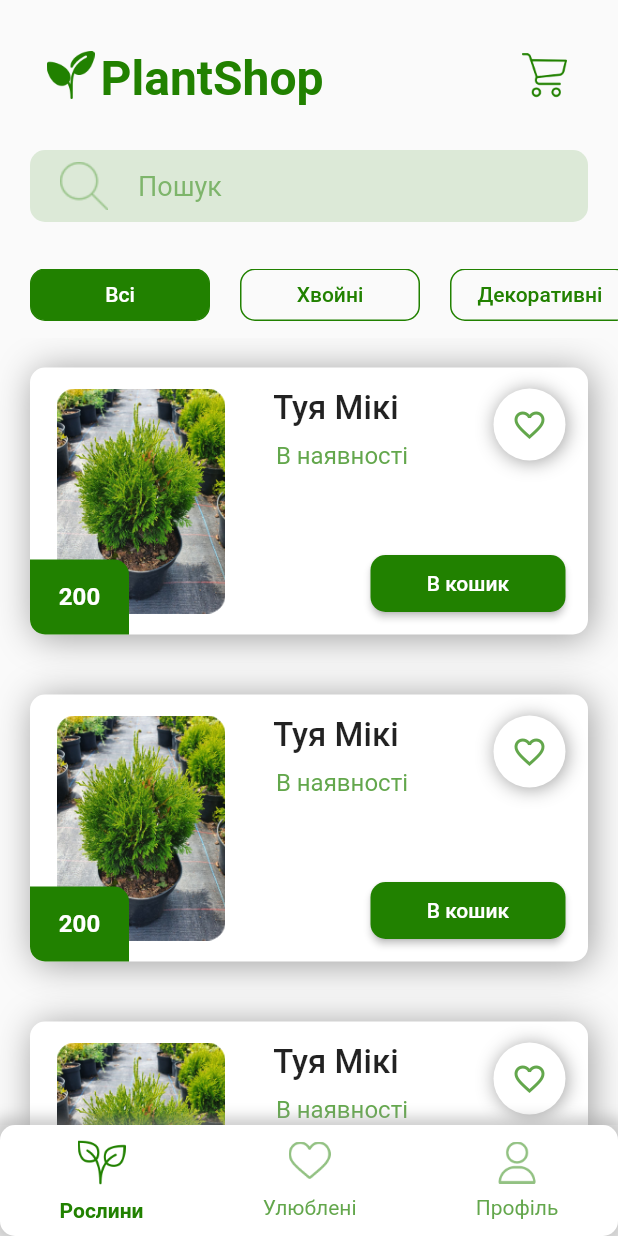
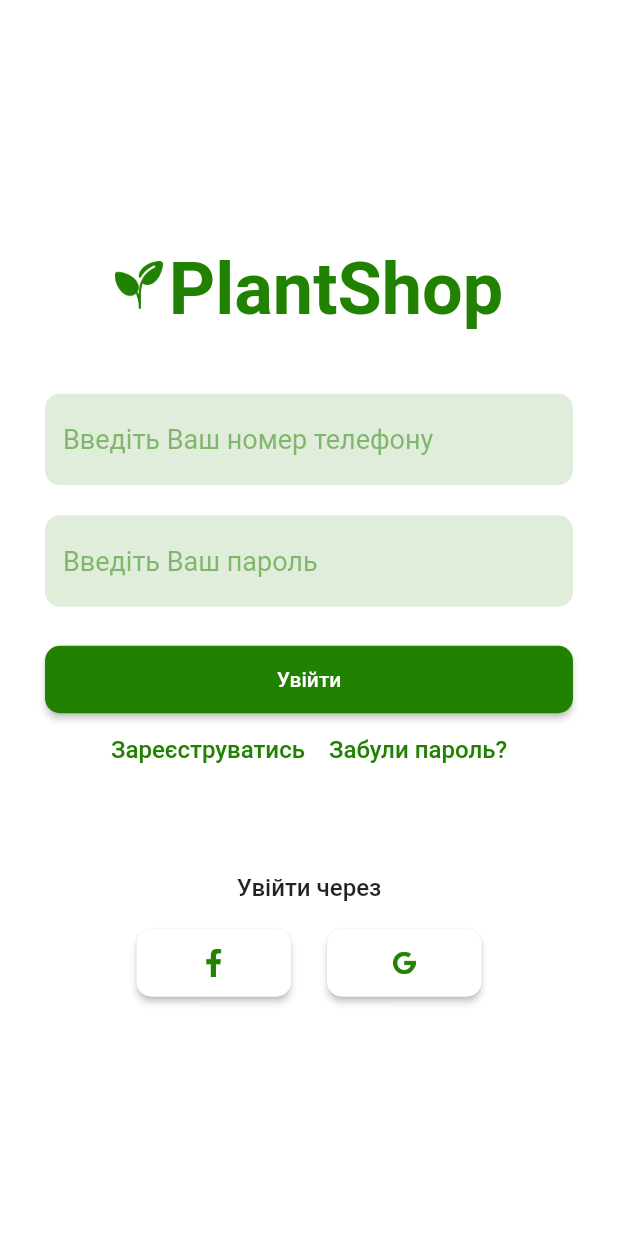
Before and after one commit to koperdasV/plants_store, a Flutter app: the screen it shows after launch, on a phone screen of 412 x 824 dp. Run offline on Flutter 3.47's test engine with Material 2 defaults, Android fonts, the light colour scheme and no system bars.

Commit message:
auth screen

```diff
--- a/lib/main.dart
+++ b/lib/main.dart
@@ -1,6 +1,6 @@
 import 'package:flutter/material.dart';
 import 'package:plants_store/navigation/main_navigation.dart';
-import 'package:plants_store/screen/main_screen_widget.dart';
+import 'package:plants_store/screen/Auth/auth_screen.dart';
 
 void main() {
   runApp(const MyApp());
@@ -13,7 +13,7 @@ class MyApp extends StatelessWidget {
   @override
   Widget build(BuildContext context) {
     return MaterialApp(
-      home: const MainScreenWidget(),
+      home: const AuthScreen(),
       routes: mainNavigation.routes,
     );
   }
--- a/lib/navigation/main_navigation.dart
+++ b/lib/navigation/main_navigation.dart
@@ -1,11 +1,12 @@
 import 'package:flutter/material.dart';
+import 'package:plants_store/screen/Auth/auth_screen.dart';
 import 'package:plants_store/screen/Profile/profile_screen.dart';
 import 'package:plants_store/screen/main_screen_widget.dart';
 import '../screen/Favorite/favorite_screen.dart';
 
 abstract class MainNavigationRouteName {
   static const auth = '/auth';
-  static const home = '/home';
+  static const main = '/main';
   static const profile = '/profile';
   static const favorite = '/favorite';
   static const details = '/details';
@@ -13,8 +14,8 @@ abstract class MainNavigationRouteName {
 
 class MainNavigation {
   final routes = <String, Widget Function(BuildContext)>{
-    //MainNavigationRouteName.auth: (context) => const AuthScreen(),
-    MainNavigationRouteName.home: (context) => const MainScreenWidget(),
+    MainNavigationRouteName.auth: (context) => const AuthScreen(),
+    MainNavigationRouteName.main: (context) => const MainScreenWidget(),
     MainNavigationRouteName.profile: (context) => const ProfileScreen(),
     MainNavigationRouteName.favorite: (context) => const FavoriteScreen(),
     //MainNavigationRouteName.details: (context) => const DetailsScreen(),
--- /dev/null
+++ b/lib/screen/Auth/auth_screen.dart
@@ -0,0 +1,157 @@
+import 'package:flutter/material.dart';
+import 'package:plants_store/constants.dart';
+import 'package:plants_store/screen/main_screen_widget.dart';
+
+import '../../widgets/rounded_btn_widget.dart';
+
+class AuthScreen extends StatelessWidget {
+  const AuthScreen({Key? key}) : super(key: key);
+
+  @override
+  Widget build(BuildContext context) {
+    Size size = MediaQuery.of(context).size;
+    return Scaffold(
+      body: Container(
+        color: Colors.white,
+        child: Column(
+          mainAxisAlignment: MainAxisAlignment.center,
+          children: [
+            Row(
+              mainAxisAlignment: MainAxisAlignment.center,
+              children: [
+                Image.asset('images/logo.png'),
+                Padding(
+                  padding: const EdgeInsets.only(left: 4, top: 5),
+                  child: Text(
+                    'PlantShop',
+                    style: TextStyle(
+                        color: AppColor.selectedItemColor,
+                        fontSize: 48,
+                        fontWeight: FontWeight.w700),
+                  ),
+                ),
+              ],
+            ),
+            // Image.asset('images/primary_logo.png'),
+            const SizedBox(height: 42),
+            Padding(
+              padding: const EdgeInsets.symmetric(horizontal: 30),
+              child: TextField(
+                keyboardType: TextInputType.phone,
+                style: const TextStyle(fontSize: 16),
+                decoration: InputDecoration(
+                  filled: true,
+                  fillColor: const Color.fromRGBO(33, 129, 0, 0.14),
+                  border: OutlineInputBorder(
+                    borderRadius: BorderRadius.circular(10),
+                    borderSide: BorderSide.none,
+                  ),
+                  hintText: 'Введіть Ваш номер телефону',
+                  hintStyle: const TextStyle(
+                    color: Color.fromRGBO(33, 129, 0, 0.5),
+                    fontSize: 18,
+                  ),
+                ),
+              ),
+            ),
+            const SizedBox(height: 20),
+            Padding(
+              padding: const EdgeInsets.symmetric(horizontal: 30),
+              child: TextField(
+                obscureText: true,
+                keyboardType: TextInputType.text,
+                style: const TextStyle(fontSize: 16),
+                decoration: InputDecoration(
+                  filled: true,
+                  fillColor: const Color.fromRGBO(33, 129, 0, 0.14),
+                  border: OutlineInputBorder(
+                    borderRadius: BorderRadius.circular(10),
+                    borderSide: BorderSide.none,
+                  ),
+                  hintText: 'Введіть Ваш пароль',
+                  hintStyle: const TextStyle(
+                    color: Color.fromRGBO(33, 129, 0, 0.5),
+                    fontSize: 18,
+                  ),
+                ),
+              ),
+            ),
+            const SizedBox(height: 26),
+            Padding(
+              padding: const EdgeInsets.symmetric(horizontal: 30),
+              child: SizedBox(
+                width: size.width,
+                height: 45,
+                child: ElevatedButton(
+                  style: ButtonStyle(
+                    backgroundColor:
+                        MaterialStateProperty.all(AppColor.kPrimaryColor),
+                    shape: MaterialStateProperty.all(
+                      RoundedRectangleBorder(
+                        borderRadius: BorderRadius.circular(10),
+                      ),
+                    ),
+                  ),
+                  onPressed: () {
+                    Navigator.pushReplacement(
+                        context,
+                        MaterialPageRoute(
+                            builder: ((context) => const MainScreenWidget())));
+                  },
+                  child: const Text('Увійти'),
+                ),
+              ),
+            ),
+            Row(
+              mainAxisAlignment: MainAxisAlignment.center,
+              children: [
+                TextButton(
+                  onPressed: () {},
+                  child: Text(
+                    'Зареєструватись',
+                    style: TextStyle(
+                      color: AppColor.kPrimaryColor,
+                      fontSize: 16,
+                    ),
+                  ),
+                ),
+                TextButton(
+                  onPressed: () {},
+                  child: Text(
+                    'Забули пароль?',
+                    style: TextStyle(
+                      color: AppColor.kPrimaryColor,
+                      fontSize: 16,
+                    ),
+                  ),
+                ),
+              ],
+            ),
+            const SizedBox(height: 59),
+            const Text(
+              'Увійти через',
+              style: TextStyle(
+                fontSize: 16,
+                fontWeight: FontWeight.w500,
+              ),
+            ),
+            Row(
+              mainAxisAlignment: MainAxisAlignment.center,
+              children: [
+                RoundedButtonWidget(
+                  image: 'images/facebook.png',
+                  onPressed: () {},
+                ),
+                const SizedBox(width: 24),
+                RoundedButtonWidget(
+                  image: 'images/google.png',
+                  onPressed: () {},
+                ),
+              ],
+            ),
+          ],
+        ),
+      ),
+    );
+  }
+}
--- /dev/null
+++ b/lib/widgets/rounded_btn_widget.dart
@@ -0,0 +1,45 @@
+import 'package:flutter/gestures.dart';
+import 'package:flutter/material.dart';
+
+import '../constants.dart';
+
+class RoundedButtonWidget extends StatelessWidget {
+  final String image;
+  final VoidCallback onPressed;
+  const RoundedButtonWidget({
+    Key? key,
+    required this.image,
+    required this.onPressed,
+  }) : super(key: key);
+
+  @override
+  Widget build(BuildContext context) {
+    Size size = MediaQuery.of(context).size;
+    return Padding(
+      padding: const EdgeInsets.only(top: 18),
+      child: SizedBox(
+        width: size.width / 4,
+        height: 45,
+        child: ElevatedButton(
+          style: ButtonStyle(
+            backgroundColor: MaterialStateProperty.all(Colors.white),
+            padding: MaterialStateProperty.all(const EdgeInsets.all(0)),
+            shape: MaterialStateProperty.all(
+              RoundedRectangleBorder(
+                borderRadius: BorderRadius.circular(10),
+              ),
+            ),
+            // side: MaterialStateProperty.all(
+            //   BorderSide(
+            //     color: AppColor.kPrimaryColor,
+            //     width: 1.5,
+            //   ),
+            // ),
+          ),
+          onPressed: onPressed,
+          child: Image(image: AssetImage(image)),
+        ),
+      ),
+    );
+  }
+}
--- a/lib/widgets/search_widget.dart
+++ b/lib/widgets/search_widget.dart
@@ -34,7 +34,7 @@ class SearchWidget extends StatelessWidget {
             hintStyle: const TextStyle(
               color: Color.fromRGBO(33, 129, 0, 0.5),
               fontSize: 18,
-            )),
+            ),),
       ),
     );
   }
```
Also changed, not shown: lib/widgets/list_card_widget.dart (+6 -4 lines), images/2.0x/facebook.png (added), images/2.0x/google.png (added), images/2.0x/primary_logo.png (added), images/3.0x/facebook.png (added), images/3.0x/google.png (added), images/3.0x/primary_logo.png (added), images/facebook.png (added), images/google.png (added), images/primary_logo.png (added).
